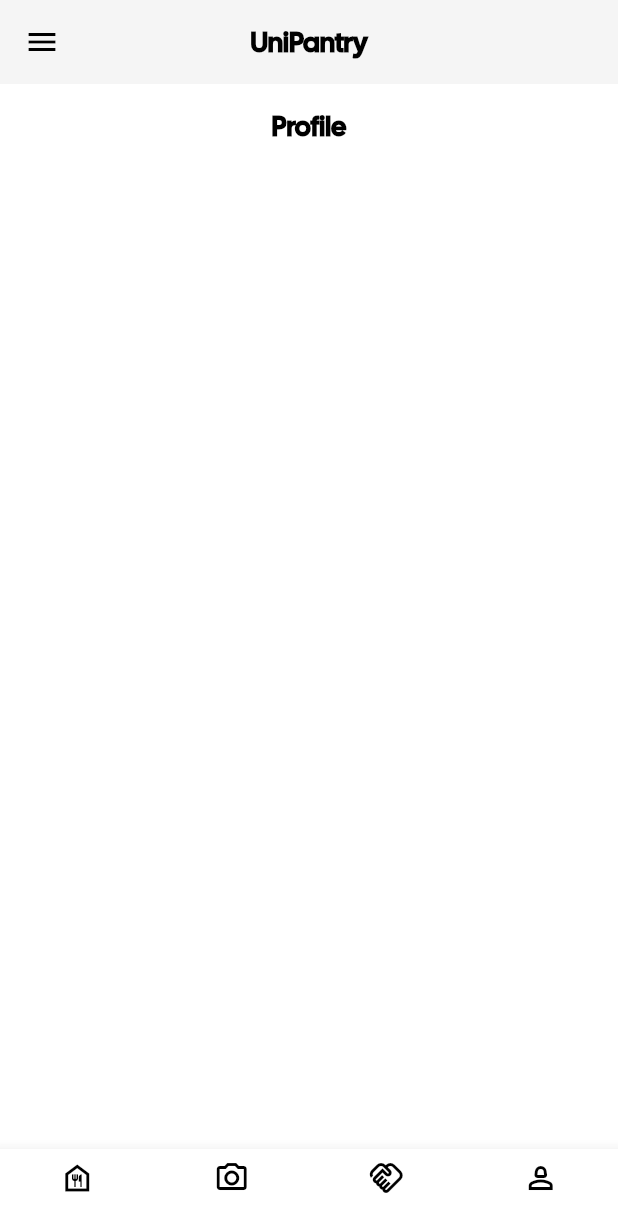
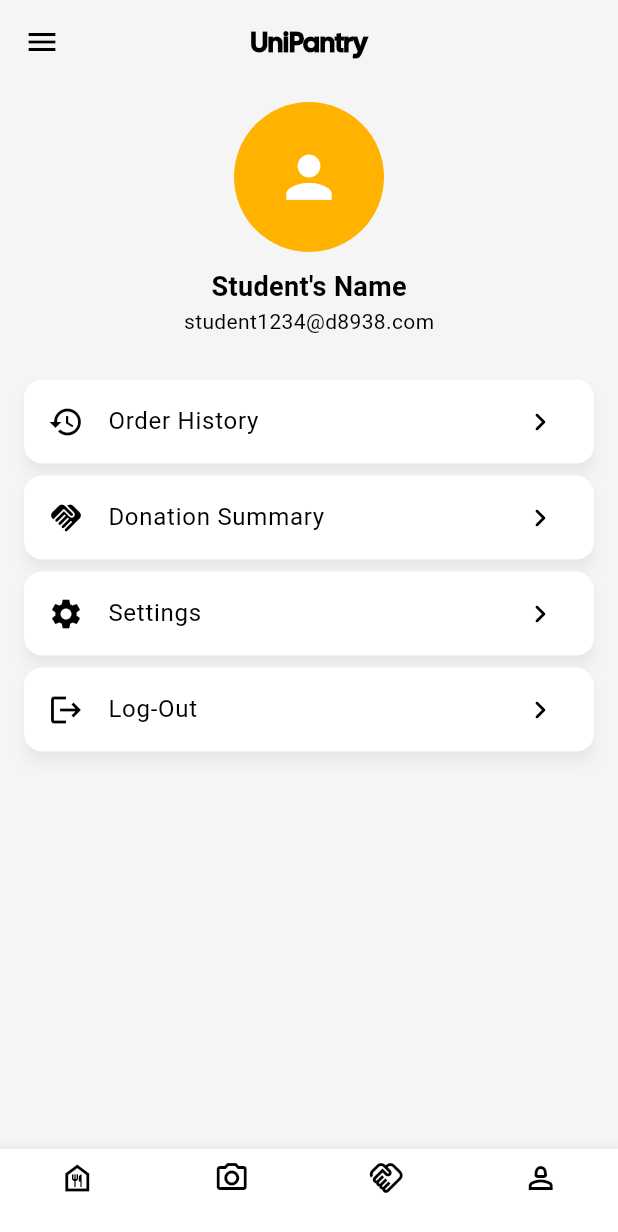
Before and after one commit to tumandang/PANTRY, a Flutter app: the screen it shows after launch, item 4 of the bottom bar chosen, on a phone screen of 412 x 824 dp. Shown: the top 1232 px of the screen. Run offline on Flutter 3.47's test engine with Material 3 defaults, Android fonts, the phone set to English and light mode, and no system bars.

Commit message:
ProfilePage

```diff
--- a/lib/models/category.dart
+++ b/lib/models/category.dart
@@ -12,7 +12,7 @@ class Category {
 
 }
   List <Category> myCategory = [
-    Category(name: "All", image: "assets/img/all.png"),
+    Category(name: "All", image: "assets/img/unipantry_logo.png"),
     Category(image: 'assets/img/maggie.png', name: 'Meals'),
     Category(image: 'assets/img/drinks.png', name: 'Drink'),
     Category(image: 'assets/img/snack.png', name: 'Snack'),
--- a/lib/pages/profile.dart
+++ b/lib/pages/profile.dart
@@ -1,24 +1,88 @@
 import 'package:flutter/material.dart';
 
-class ProfilePage extends StatelessWidget {
+class ProfilePage extends StatefulWidget {
   // ignore: prefer_const_constructors_in_immutables
   ProfilePage({super.key});
 
   @override
+  State<ProfilePage> createState() => _ProfilePageState();
+}
+
+class _ProfilePageState extends State<ProfilePage> {
+  @override
   Widget build(BuildContext context) {
     return Scaffold(
-     appBar: AppBar(
-        centerTitle: true,
-        title: Text(
-          'Profile',
-          style: TextStyle(
-            color: Colors.black,
-            fontSize: 18,
-            fontWeight: FontWeight.bold,
-            fontFamily: 'CalSans'
+    backgroundColor: Theme.of(context).colorScheme.inverseSurface,
+      body: ListView(
+
+        padding: EdgeInsets.all(12),
+        children: [
+          Column(
+            children: [
+              CircleAvatar(
+                radius: 50,
+                backgroundColor: Colors.amber[600],
+                child: Icon(Icons.person,
+                color: Colors.white,
+                size: 45,
+                ),
+
+              ),
+              SizedBox(height: 10),
+              Text(
+                "Student's Name",
+                style: TextStyle(
+                  fontSize: 18,
+                  fontWeight: FontWeight.bold,
+                ),
+              ),
+              Text(
+                "student1234@d8938.com"
+
+              ),
+
+            ],
           ),
-        ),
+          SizedBox(
+            height: 25,
+          ),
+          ...List.generate(ListTileItems.length,
+          (index){
+            final subtab = ListTileItems[index];
+            return Card(
+              elevation: 4,
+              shadowColor: Colors.black26,
+              child: ListTile(
+                leading: Icon(subtab.icon),
+                title: Text(subtab.title),
+                trailing: Icon(Icons.chevron_right_rounded),
+
+
+              ),
+            );
+          }
+          )
+        ],
       ),
     );
   }
+
+
 }
+class CustomListTile {
+  final IconData icon;
+  final String title;
+
+  CustomListTile({
+    required this.icon,
+    required this.title,
+  });
+}
+
+List <CustomListTile> ListTileItems =[
+  CustomListTile(icon: Icons.history ,title: "Order History"),
+  CustomListTile(icon: Icons.handshake ,title: "Donation Summary"),
+  CustomListTile(icon: Icons.settings ,title: "Settings"),
+  CustomListTile(icon: Icons.logout ,title: "Log-Out"),
+
+];
--- a/lib/pages/scan.dart
+++ b/lib/pages/scan.dart
@@ -19,6 +19,7 @@ class ScanPage extends StatelessWidget {
           ),
         ),
       ),
+
     );
   }
 }
```
Also changed, not shown: assets/img/aku2.jpg (deleted), 1 other file.
